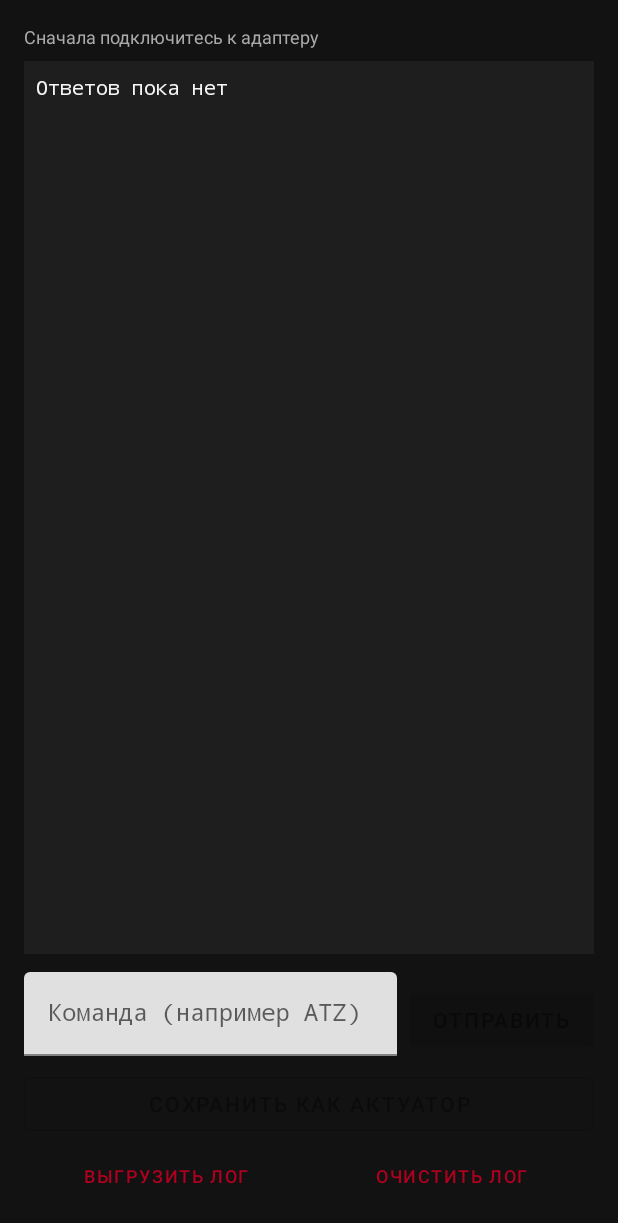
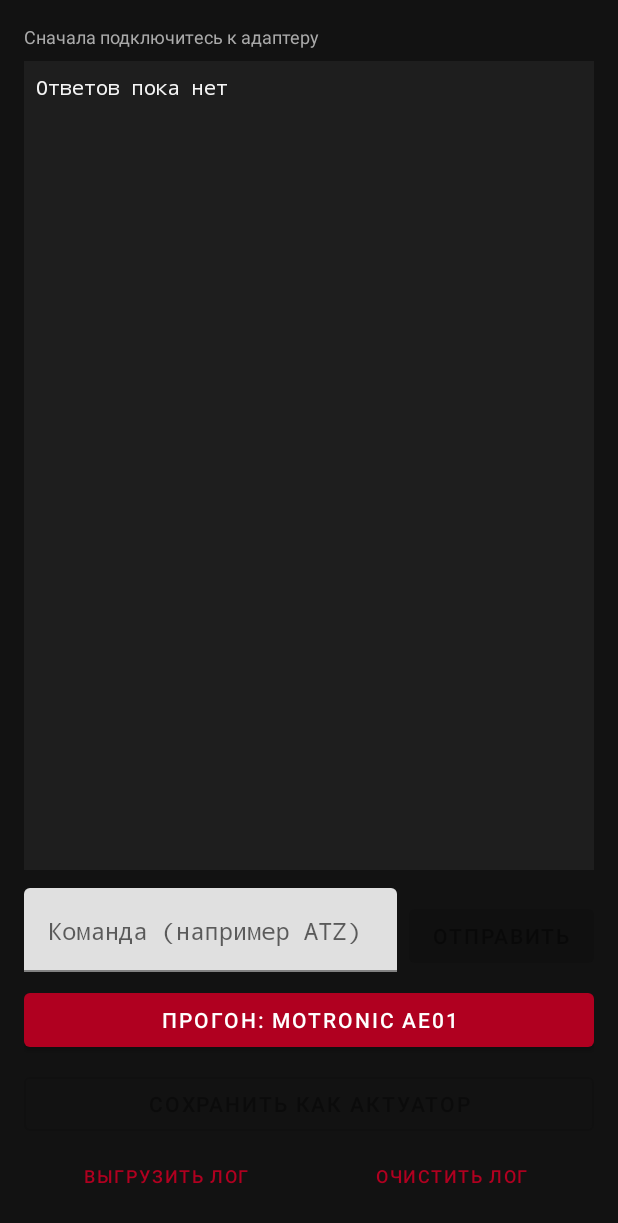
Before and after one commit to kapyctnik-ai/volvo960, an Android app: the ConsoleActivity screen opened directly, with no data from a screen before it, on a phone screen of 412 x 824 dp. Shown: the top 1223 px of the screen. Run offline under Robolectric (Android 15) with nearby library versions, the phone set to English and light mode, and no system bars.

Commit message:
Add a scripted probe for Motronic's own live-data request
A trace from a tool that works on this car shows it never uses generic
OBD-II Mode 01 for live data. It talks Volvo's keyword-D3B0 protocol and
asks with its own AE01 request under header 83 7A 13. That is why polling
0105/010C/010D reads nothing useful here.

The console can now run a whole script under one lock and print each
exchange against the request that produced it — sendSequence merges the
replies, which is right for actuators and useless for working out an
unknown reply format. The input accepts several lines, and a button runs
the captured Motronic sequence so nothing has to be typed at the car.

The probe follows that trace, with the tester-present that opens
communications made explicit: in the trace the bus initialisation is
logged against the header command, which cannot itself cause it.

Parsing comes next and needs the AE01 reply, which the trace didn't
capture — without it there is no telling which bytes carry engine speed
and which carry coolant temperature.

Bump to 0.15.0.

```diff
--- a/app/build.gradle.kts
+++ b/app/build.gradle.kts
@@ -12,8 +12,8 @@ android {
         applicationId = "com.volvo960.obdctl"
         minSdk = 26
         targetSdk = 34
-        versionCode = 14
-        versionName = "0.14.0"
+        versionCode = 15
+        versionName = "0.15.0"
     }
 
     buildTypes {
--- a/app/src/main/java/com/volvo960/obdctl/ui/console/ConsoleActivity.kt
+++ b/app/src/main/java/com/volvo960/obdctl/ui/console/ConsoleActivity.kt
@@ -25,6 +25,41 @@ import kotlinx.coroutines.launch
  */
 class ConsoleActivity : AppCompatActivity() {
 
+    private companion object {
+        /**
+         * Reproduces how a tool already working on this car asks Motronic for
+         * live data: it does not use generic OBD-II Mode 01 at all, but its own
+         * `AE01` request under Volvo's keyword-D3B0 protocol.
+         *
+         * Taken from that tool's own trace, with the tester-present that opens
+         * communications made explicit — in the trace the bus initialisation
+         * appears against the header command, which cannot itself cause it.
+         */
+        val MOTRONIC_PROBE = listOf(
+            "ATPC",
+            "ATD",
+            "ATZ",
+            "ATL0",
+            "ATS0",
+            "ATSP 3",
+            "ATH1",
+            "ATAL",
+            "ATKW0",
+            "ATSR 13",
+            "ATAT 1",
+            "ATST 32",
+            "ATE0",
+            "ATIIA 7A",
+            "ATWM 82 7A 13 A1",
+            "ATSH 82 7A 13",
+            "A1",
+            "ATKW",
+            "ATSH 83 7A 13",
+            "AE01",
+            "AE01",
+        )
+    }
+
     private lateinit var binding: ActivityConsoleBinding
     private var lastCommand: String? = null
 
@@ -50,6 +85,7 @@ class ConsoleActivity : AppCompatActivity() {
                     .putExtra(ActuatorEditActivity.EXTRA_PREFILL_COMMAND, cmd)
             )
         }
+        binding.buttonRunMotronicProbe.setOnClickListener { runScript(MOTRONIC_PROBE) }
         binding.buttonShareLog.setOnClickListener { shareLog() }
         binding.buttonClearLog.setOnClickListener {
             (application as VolvoApp).logger.clear()
@@ -76,9 +112,15 @@ class ConsoleActivity : AppCompatActivity() {
 
     private fun sendCurrentInput() {
         val app = application as VolvoApp
-        val command = binding.inputRawCommand.text?.toString()?.trim().orEmpty()
-        if (command.isEmpty()) return
+        val raw = binding.inputRawCommand.text?.toString().orEmpty()
+        val commands = raw.split('\n').map { it.trim() }.filter { it.isNotEmpty() && !it.startsWith("#") }
+        if (commands.isEmpty()) return
         binding.inputRawCommand.setText("")
+        if (commands.size > 1) {
+            runScript(commands)
+            return
+        }
+        val command = commands.first()
         appendLine("> $command")
         lifecycleScope.launch {
             when (val result = app.transport.sendRaw(command)) {
@@ -89,6 +131,26 @@ class ConsoleActivity : AppCompatActivity() {
                 }
                 is Elm327Transport.CommandResult.Error -> appendLine("ошибка: ${result.message}")
             }
+        }
+    }
+
+    /**
+     * Runs a whole sequence under one lock and prints each exchange, so an
+     * unknown reply format can be read off against the request that produced
+     * it. Nothing else can slip onto the bus mid-run.
+     */
+    private fun runScript(commands: List<String>) {
+        val app = application as VolvoApp
+        appendLine("=== прогон, ${commands.size} команд ===")
+        lifecycleScope.launch {
+            val transcript = app.transport.sendScriptVerbose(commands, timeoutMs = 9_000L)
+            for ((command, reply) in transcript) {
+                appendLine("> $command")
+                appendLine("  $reply")
+            }
+            appendLine("=== конец прогона ===")
+            lastCommand = commands.lastOrNull()
+            binding.buttonSaveAsActuator.isEnabled = lastCommand != null
         }
     }
 
--- a/app/src/main/res/layout/activity_console.xml
+++ b/app/src/main/res/layout/activity_console.xml
@@ -49,9 +49,9 @@
                 android:layout_width="match_parent"
                 android:layout_height="wrap_content"
                 android:fontFamily="monospace"
-                android:imeOptions="actionSend"
-                android:inputType="textNoSuggestions"
-                android:singleLine="true" />
+                android:gravity="top"
+                android:inputType="textMultiLine|textNoSuggestions"
+                android:maxLines="6" />
         </com.google.android.material.textfield.TextInputLayout>
 
         <Button
@@ -62,6 +62,13 @@
             android:layout_marginStart="8dp"
             android:text="@string/action_send" />
     </LinearLayout>
+
+    <Button
+        android:id="@+id/buttonRunMotronicProbe"
+        android:layout_width="match_parent"
+        android:layout_height="wrap_content"
+        android:layout_marginTop="8dp"
+        android:text="@string/action_probe_motronic" />
 
     <Button
         android:id="@+id/buttonSaveAsActuator"
--- a/app/src/main/res/values/strings.xml
+++ b/app/src/main/res/values/strings.xml
@@ -69,6 +69,8 @@
     <string name="action_save_as_actuator">Сохранить как актуатор</string>
     <string name="console_no_response_yet">Ответов пока нет</string>
     <string name="console_not_connected">Сначала подключитесь к адаптеру</string>
+    <string name="action_probe_motronic">Прогон: Motronic AE01</string>
+    <string name="console_hint_multiline">Можно вставить несколько строк — уйдут одним пакетом</string>
     <string name="action_share_log">Выгрузить лог</string>
     <string name="action_clear_log">Очистить лог</string>
     <string name="log_cleared">Лог очищен</string>
```
Also changed, not shown: app/src/main/java/com/volvo960/obdctl/transport/Elm327Transport.kt (+32 -0 lines).
